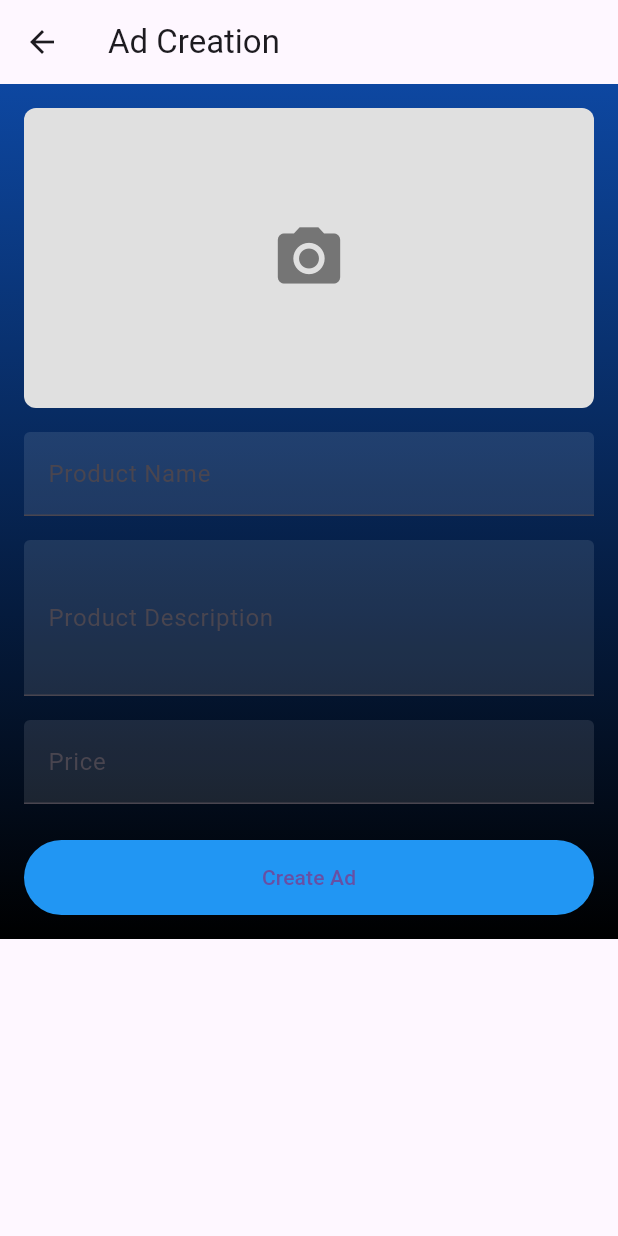
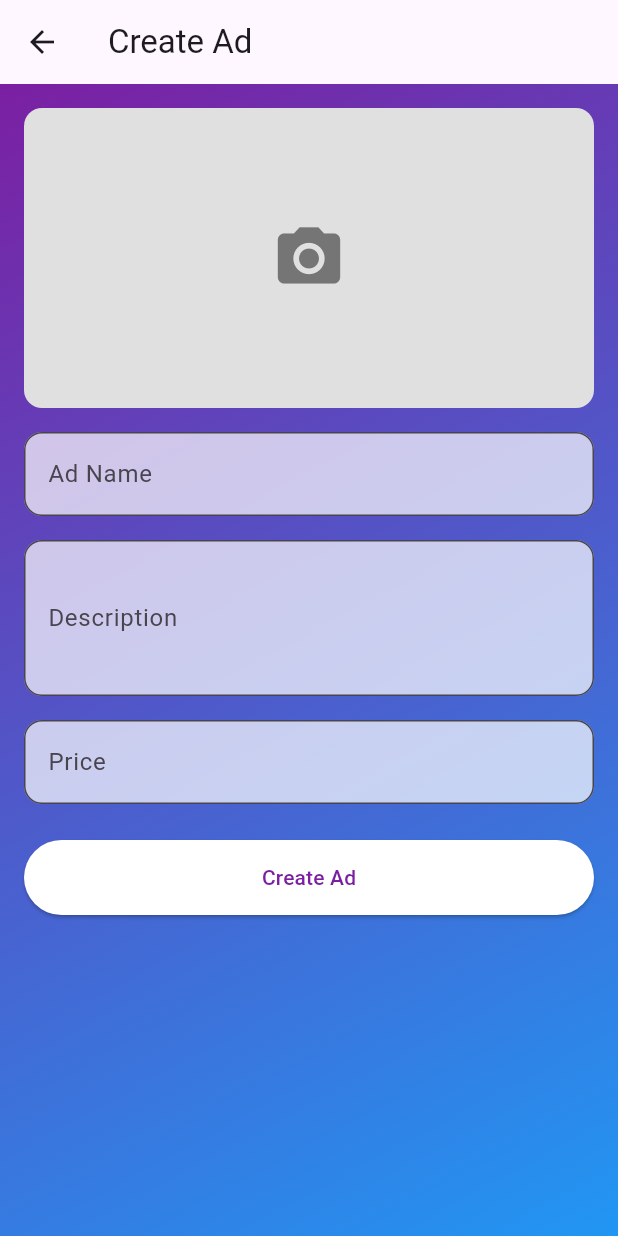
Before and after one commit to OmarAhmed-123/informantMobile, a Flutter app: the CreateAdView screen opened directly, on a phone screen of 412 x 824 dp. Run offline on Flutter 3.47's test engine with Material 3 defaults, Android fonts, the phone set to English and light mode, and no system bars; our stand-ins replace image_picker.

Commit message:
making camera works

```diff
--- a/lib/main.dart
+++ b/lib/main.dart
@@ -7,6 +7,7 @@ import 'view_models/ad_view_model.dart';
 import 'views/register_view.dart';
 import 'views/login_view.dart';
 import 'views/home_view.dart';
+import 'views/email_verification_view.dart';
 import 'views/otp_verification_view.dart';
 import 'services/api_service.dart';
 
@@ -35,13 +36,14 @@ class MyApp extends StatelessWidget {
       debugShowCheckedModeBanner: false,
       title: 'Flutter Auth Demo',
       theme: ThemeData(
-        primarySwatch: Colors.blue,
+        primarySwatch: Colors.purple,
         visualDensity: VisualDensity.adaptivePlatformDensity,
       ),
       initialRoute: '/signup',
       routes: {
         '/signup': (context) => const RegisterView(),
         '/login': (context) => const LoginView(),
+        '/email_verification': (context) => const EmailVerificationView(),
         '/otp_verification': (context) => const OtpVerificationView(),
         '/home': (context) => const HomeView(),
       },
--- a/lib/views/create_ad_view.dart
+++ b/lib/views/create_ad_view.dart
@@ -1,13 +1,14 @@
-// ignore_for_file: library_private_types_in_public_api, sort_child_properties_last
+// ignore_for_file: use_super_parameters, library_private_types_in_public_api
 
 import 'package:flutter/material.dart';
 import 'package:graduation_part1/models/ad.dart';
 import 'package:provider/provider.dart';
 import '../view_models/ad_view_model.dart';
-import 'dart:math';
+import 'dart:io';
+import 'package:image_picker/image_picker.dart';
 
 class CreateAdView extends StatefulWidget {
-  const CreateAdView({super.key});
+  const CreateAdView({Key? key}) : super(key: key);
 
   @override
   _CreateAdViewState createState() => _CreateAdViewState();
@@ -18,7 +19,54 @@ class _CreateAdViewState extends State<CreateAdView> {
   final _nameController = TextEditingController();
   final _descriptionController = TextEditingController();
   final _priceController = TextEditingController();
-  String? _imageUrl;
+  File? _image; // To hold the selected image file
+
+  // Function to pick an image from the gallery or camera
+  Future<void> _getImage(ImageSource source) async {
+    final picker = ImagePicker();
+    // Pick image from the specified source (Gallery or Camera)
+    final pickedFile = await picker.pickImage(source: source);
+
+    setState(() {
+      if (pickedFile != null) {
+        _image =
+            File(pickedFile.path); // Store the image in the _image variable
+      }
+    });
+  }
+
+  // Dialog for selecting image source (Gallery or Camera)
+  void _showImageSourceDialog() {
+    showDialog(
+      context: context,
+      builder: (BuildContext context) {
+        return AlertDialog(
+          title: const Text('Choose Image Source'),
+          content: SingleChildScrollView(
+            child: ListBody(
+              children: <Widget>[
+                GestureDetector(
+                  child: const Text('Gallery'),
+                  onTap: () {
+                    Navigator.of(context).pop();
+                    _getImage(ImageSource.gallery); // Open gallery
+                  },
+                ),
+                const Padding(padding: EdgeInsets.all(8.0)),
+                GestureDetector(
+                  child: const Text('Camera'),
+                  onTap: () {
+                    Navigator.of(context).pop();
+                    _getImage(ImageSource.camera); // Open camera
+                  },
+                ),
+              ],
+            ),
+          ),
+        );
+      },
+    );
+  }
 
   @override
   void dispose() {
@@ -28,59 +76,57 @@ class _CreateAdViewState extends State<CreateAdView> {
     super.dispose();
   }
 
-  void _takePicture() {
-    // Simulate taking a picture
-    setState(() {
-      _imageUrl = 'https://picsum.photos/200';
-    });
-  }
-
   @override
   Widget build(BuildContext context) {
     return Scaffold(
       appBar: AppBar(
-        title: const Text('Ad Creation'),
+        title: const Text('Create Ad'),
       ),
       body: Container(
         decoration: BoxDecoration(
           gradient: LinearGradient(
-            begin: Alignment.topCenter,
-            end: Alignment.bottomCenter,
-            colors: [Colors.blue[900]!, Colors.black],
+            begin: Alignment.topLeft,
+            end: Alignment.bottomRight,
+            colors: [Colors.purple[700]!, Colors.blue[500]!],
           ),
         ),
-        child: SingleChildScrollView(
-          padding: const EdgeInsets.all(16),
+        child: Padding(
+          padding: const EdgeInsets.all(16.0),
           child: Form(
             key: _formKey,
-            child: Column(
-              crossAxisAlignment: CrossAxisAlignment.stretch,
+            child: ListView(
               children: [
+                // GestureDetector to open image selection (Gallery or Camera)
                 GestureDetector(
-                  onTap: _takePicture,
+                  onTap: _showImageSourceDialog, // Opens the dialog
                   child: Container(
                     height: 200,
                     decoration: BoxDecoration(
                       color: Colors.grey[300],
-                      borderRadius: BorderRadius.circular(8),
+                      borderRadius: BorderRadius.circular(12),
                     ),
-                    child: _imageUrl != null
-                        ? Image.network(_imageUrl!, fit: BoxFit.cover)
+                    // Display selected image or show a placeholder
+                    child: _image != null
+                        ? Image.file(_image!, fit: BoxFit.cover)
                         : Icon(Icons.camera_alt,
                             size: 50, color: Colors.grey[600]),
                   ),
                 ),
                 const SizedBox(height: 16),
+                // Form fields for Ad details (Name, Description, Price)
                 TextFormField(
                   controller: _nameController,
                   decoration: InputDecoration(
-                    labelText: 'Product Name',
+                    labelText: 'Ad Name',
                     filled: true,
-                    fillColor: Colors.white.withOpacity(0.1),
+                    fillColor: Colors.white.withOpacity(0.7),
+                    border: OutlineInputBorder(
+                      borderRadius: BorderRadius.circular(12),
+                    ),
                   ),
                   validator: (value) {
                     if (value == null || value.isEmpty) {
-                      return 'Please enter a product name';
+                      return 'Please enter an ad name';
                     }
                     return null;
                   },
@@ -89,14 +135,17 @@ class _CreateAdViewState extends State<CreateAdView> {
                 TextFormField(
                   controller: _descriptionController,
                   decoration: InputDecoration(
-                    labelText: 'Product Description',
+                    labelText: 'Description',
                     filled: true,
-                    fillColor: Colors.white.withOpacity(0.1),
+                    fillColor: Colors.white.withOpacity(0.7),
+                    border: OutlineInputBorder(
+                      borderRadius: BorderRadius.circular(12),
+                    ),
                   ),
                   maxLines: 3,
                   validator: (value) {
                     if (value == null || value.isEmpty) {
-                      return 'Please enter a product description';
+                      return 'Please enter a description';
                     }
                     return null;
                   },
@@ -107,10 +156,12 @@ class _CreateAdViewState extends State<CreateAdView> {
                   decoration: InputDecoration(
                     labelText: 'Price',
                     filled: true,
-                    fillColor: Colors.white.withOpacity(0.1),
+                    fillColor: Colors.white.withOpacity(0.7),
+                    border: OutlineInputBorder(
+                      borderRadius: BorderRadius.circular(12),
+                    ),
                   ),
-                  keyboardType:
-                      const TextInputType.numberWithOptions(decimal: true),
+                  keyboardType: TextInputType.number,
                   validator: (value) {
                     if (value == null || value.isEmpty) {
                       return 'Please enter a price';
@@ -122,29 +173,35 @@ class _CreateAdViewState extends State<CreateAdView> {
                   },
                 ),
                 const SizedBox(height: 24),
+                // Button to create the Ad
                 ElevatedButton(
+                  style: ElevatedButton.styleFrom(
+                    foregroundColor: Colors.purple[700],
+                    backgroundColor: Colors.white,
+                    padding: const EdgeInsets.symmetric(vertical: 15),
+                    shape: RoundedRectangleBorder(
+                      borderRadius: BorderRadius.circular(30),
+                    ),
+                  ),
                   onPressed: () {
                     if (_formKey.currentState!.validate()) {
                       final adViewModel =
                           Provider.of<AdViewModel>(context, listen: false);
                       final newAd = Ad(
-                        id: Random().nextInt(10000).toString(),
+                        id: DateTime.now().millisecondsSinceEpoch.toString(),
                         name: _nameController.text,
                         description: _descriptionController.text,
                         price: double.parse(_priceController.text),
-                        imageUrl: _imageUrl ?? 'https://picsum.photos/200',
+                        imageUrl:
+                            _image?.path ?? 'https://via.placeholder.com/150',
                         createdAt: DateTime.now(),
-                        earnings: 0.0, // Initialize earnings to 0
+                        earnings: 0.0,
                       );
                       adViewModel.addAd(newAd);
                       Navigator.pop(context);
                     }
                   },
                   child: const Text('Create Ad'),
-                  style: ElevatedButton.styleFrom(
-                    backgroundColor: Colors.blue,
-                    padding: const EdgeInsets.symmetric(vertical: 15),
-                  ),
                 ),
               ],
             ),
--- a/pubspec.yaml
+++ b/pubspec.yaml
@@ -39,6 +39,7 @@ dependencies:
   provider: ^6.1.2
   intl: ^0.19.0
   http: ^1.2.2
+  image_picker: ^1.1.2
 
 dev_dependencies:
   flutter_test:
```
Also changed, not shown: lib/views/email_verification_view.dart (added, +98 -0 lines), lib/views/httpCodeG.dart (+22 -4 lines), lib/views/otp_verification_view.dart (+24 -67 lines), pubspec.lock, 5 other files.
